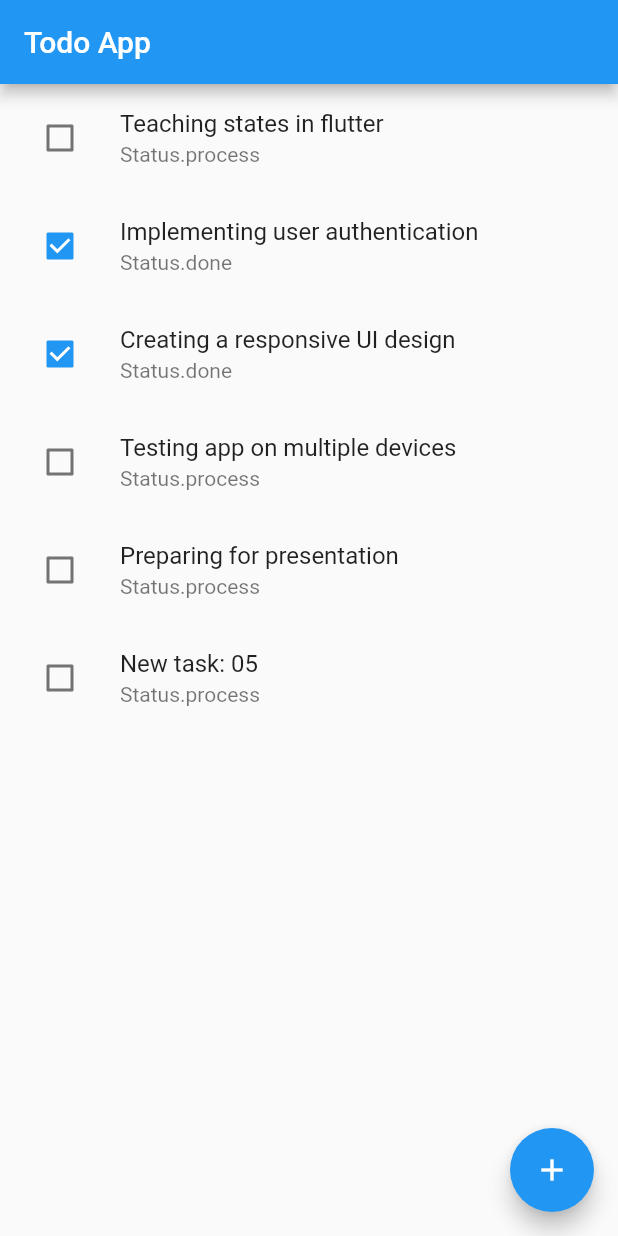
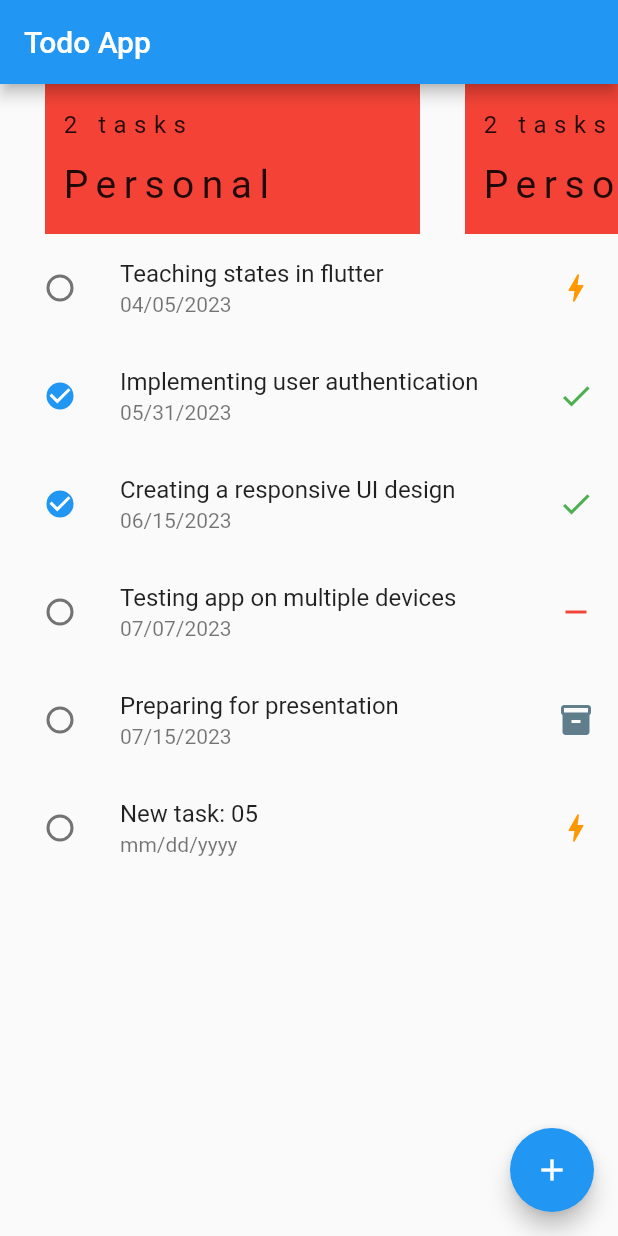
Before and after one commit to adadesions/SSRU_Flutter, a Flutter app: the screen it shows after launch, after a tap on the "add" icon, on a phone screen of 412 x 824 dp. Run offline on Flutter 3.47's test engine with Material 2 defaults, Android fonts, the light colour scheme and no system bars; our stand-ins replace go_router.

Commit message:
Add card for the flags

```diff
--- a/todo_app/lib/data/task_list.dart
+++ b/todo_app/lib/data/task_list.dart
@@ -22,13 +22,13 @@ List<Task> taskList = [
   Task(
       id: 3,
       body: 'Testing app on multiple devices',
-      status: Status.process,
+      status: Status.none,
       deadline: "07/07/2023",
       flag: Flags.work),
   Task(
       id: 4,
       body: 'Preparing for presentation',
-      status: Status.process,
+      status: Status.archive,
       deadline: "07/15/2023",
       flag: Flags.work)
 ];
--- a/todo_app/lib/elements/tasks.dart
+++ b/todo_app/lib/elements/tasks.dart
@@ -16,11 +16,14 @@ class Tasks extends StatelessWidget {
   @override
   Widget build(BuildContext context) {
     return ListView.builder(
+      scrollDirection: Axis.vertical,
+      shrinkWrap: true,
       itemCount: taskList.length,
       itemBuilder: (context, index) => Ink(
         // color: Colors.lightBlue,
         child: ListTile(
           leading: Checkbox(
+            shape: const CircleBorder(),
             checkColor: Colors.white,
             value: taskList[index].status == Status.done,
             onChanged: (bool? value) {
@@ -30,7 +33,8 @@ class Tasks extends StatelessWidget {
             },
           ),
           title: Text(taskList[index].body),
-          subtitle: Text(taskList[index].status.toString()),
+          subtitle: Text(taskList[index].deadline),
+          trailing: taskList[index].getIconStatus(),
           onTap: () {},
         ),
       ),
--- a/todo_app/lib/models/task.dart
+++ b/todo_app/lib/models/task.dart
@@ -1,3 +1,5 @@
+import 'package:flutter/material.dart';
+
 class Task {
   final int id;
   String body;
@@ -8,9 +10,34 @@ class Task {
   Task(
       {this.id = -1,
       this.body = "No Task",
-      this.deadline = "dd/mm/yyyy",
+      this.deadline = "mm/dd/yyyy",
       this.status = Status.none,
       this.flag = Flags.none});
+
+  Icon getIconStatus() {
+    switch (status) {
+      case Status.none:
+        return const Icon(
+          Icons.remove,
+          color: Colors.red,
+        );
+      case Status.done:
+        return const Icon(
+          Icons.done,
+          color: Colors.green,
+        );
+      case Status.process:
+        return const Icon(
+          Icons.bolt,
+          color: Colors.orange,
+        );
+      case Status.archive:
+        return const Icon(
+          Icons.inventory_2,
+          color: Colors.blueGrey,
+        );
+    }
+  }
 }
 
 enum Status { done, process, archive, none }
--- a/todo_app/lib/pages/todo_page.dart
+++ b/todo_app/lib/pages/todo_page.dart
@@ -18,21 +18,76 @@ class TodoPage extends StatefulWidget {
 
 class _TodoPageState extends State<TodoPage> {
   final List<Task> _taskList = taskList;
+  Map<Flags, int> _totalTasks = {};
+
+  void calTotalTasks() {
+    Map<Flags, int> result = {};
+    for (Task t in _taskList) {
+      if (result[t.flag] == null) {
+        result[t.flag] = 1;
+      } else {
+        result[t.flag] = result[t.flag]! + 1;
+      }
+    }
+
+    setState(() {
+      _totalTasks = result;
+    });
+  }
 
   @override
-  Widget build(BuildContext context) => Scaffold(
+  Widget build(BuildContext context) {
+    calTotalTasks();
+
+    return Scaffold(
       appBar: AppBar(
         title: const Text("Todo App"),
       ),
-        body: Tasks(
+      body: Column(
+        mainAxisSize: MainAxisSize.min,
+        crossAxisAlignment: CrossAxisAlignment.start,
+        children: <Widget>[
+          SizedBox(
+            height: 100,
+            child: ListView.builder(
+              shrinkWrap: true, // all devices, use MediaQuery
+              scrollDirection: Axis.horizontal,
+              itemCount: 10,
+              itemBuilder: (context, index) => Container(
+                height: 100,
+                width: 250,
+                padding: const EdgeInsets.all(10),
+                color: Colors.red,
+                margin: const EdgeInsets.fromLTRB(30, 0, 0, 0),
+                child: Column(
+                  mainAxisAlignment: MainAxisAlignment.spaceAround,
+                  crossAxisAlignment: CrossAxisAlignment.start,
+                  children: <Widget>[
+                    Text(
+                      "${_totalTasks[Flags.personal]} tasks",
+                      style: TextStyle(fontSize: 16, letterSpacing: 5),
+                    ),
+                    Text(
+                      "Personal",
+                      style: TextStyle(fontSize: 26, letterSpacing: 5),
+                    ),
+                  ],
+                ),
+              ),
+            ),
+          ),
+          Tasks(
             taskList: taskList,
             onChangeCheckbox: _onChangeCheckbox,
+          ),
+        ],
       ),
       floatingActionButton: FloatingActionButton(
         onPressed: _addNewTask,
         child: const Icon(Icons.add),
       ),
     );
+  }
 
   void _addNewTask() {
     setState(() {
```
Lines whose indentation alone changed are shown as unchanged.
